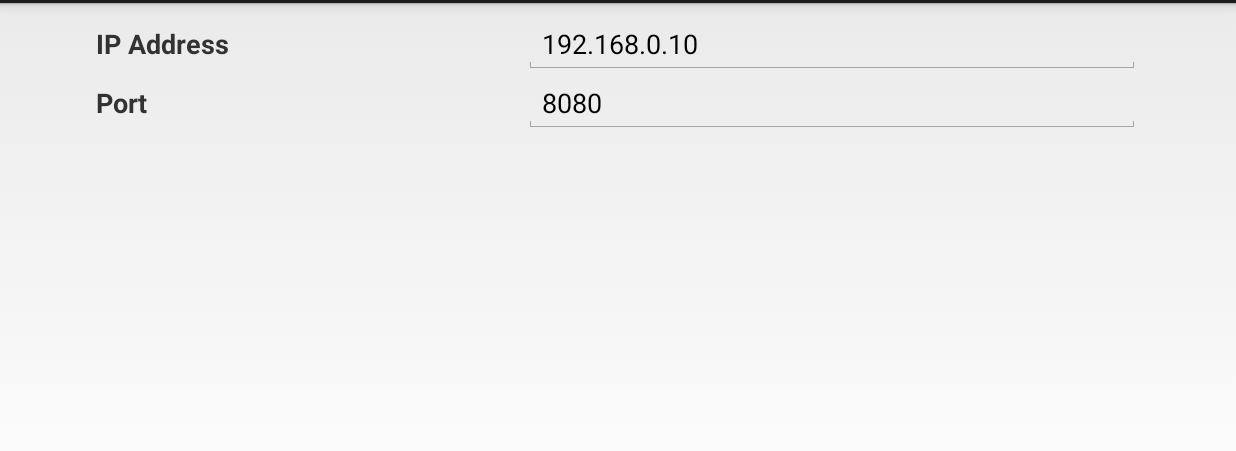
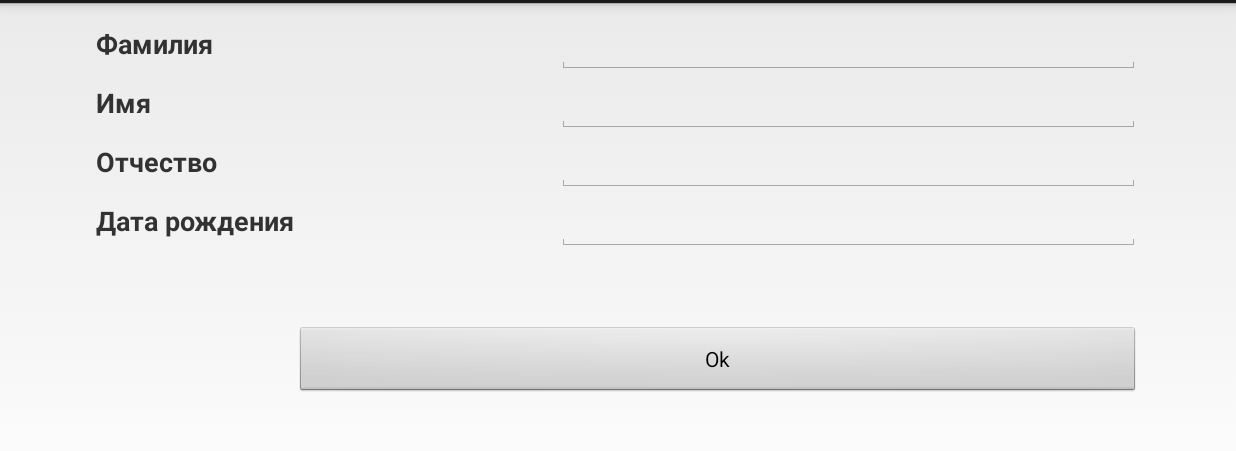
Before and after one commit to hramovnik/ReactionTest, an Android app: the PrefActivity screen opened directly, with no data from a screen before it, on a phone screen of 824 x 412 dp (held sideways), the part 57-508 px from its top. Run offline under Robolectric (Android 15) with nearby library versions, the phone set to English and light mode, and no system bars.

Commit message:
I made profile activity.

```diff
--- a/app/src/main/AndroidManifest.xml
+++ b/app/src/main/AndroidManifest.xml
@@ -25,7 +25,7 @@
                 <category android:name="android.intent.category.LAUNCHER" />
             </intent-filter>
         </activity>
-        <activity android:name=".PrefActivity"
+        <activity android:name="layout.PrefActivity"
             android:screenOrientation="landscape"
             >
             <intent-filter>
--- a/app/src/main/java/com/hramovnik/reactiontest/PrefActivity.java
+++ /dev/null
@@ -1,67 +0,0 @@
-package com.hramovnik.reactiontest;
-
-import android.app.Activity;
-import android.content.SharedPreferences;
-import android.os.Bundle;
-import android.preference.PreferenceManager;
-import android.util.Log;
-import android.widget.EditText;
-import android.widget.Toast;
-
-public class PrefActivity extends Activity{
-
-    private SharedPreferences sp;
-    EditText textIP;
-    EditText textPort;
-
-    @Override
-    protected void onCreate(Bundle savedInstanceState) {
-
-        super.onCreate(savedInstanceState);
-        setContentView(R.layout.activity_pref);
-        Log.d("Pref", "Pref Create");
-
-        sp = PreferenceManager.getDefaultSharedPreferences(this);
-
-        textIP = (EditText)findViewById(R.id.teIP);
-        textPort = (EditText)findViewById(R.id.tePort);
-
-    }
-
-    public void onResume(){
-        super.onResume();
-            try {
-                textPort.setText(String.valueOf(sp.getInt("port", 8080)));
-                textIP.setText(sp.getString("ip_address", "192.168.0.10"));
-            }catch (Exception e){
-                textPort.setText("8080");
-                textIP.setText("192.168.0.10");
-                sp.edit().clear().apply();
-                Log.d("Tag", "Settings loading fail");
-            }
-
-    }
-
-    /*@Override
-    public boolean onCreateOptionsMenu(Menu menu){
-        MenuItem mi = menu.add(0,1,0,"Настройки");
-        mi.setIntent(new Intent(this, PrefActivity.class));
-        return super.onCreateOptionsMenu(menu);
-    }*/
-
-    @Override
-    public void onPause(){
-        super.onPause();
-        try {
-            SharedPreferences.Editor ed = sp.edit();
-            ed.putInt("port", Integer.parseInt(textPort.getText().toString()));
-            ed.putString("ip_address", textIP.getText().toString());
-            ed.apply();
-            Toast.makeText(this, "Настройки сохранены", Toast.LENGTH_SHORT).show();
-        }catch (Exception e){
-            Toast.makeText(this, "Настройки не сохранены", Toast.LENGTH_SHORT).show();
-        }
-
-    }
-
-}
--- /dev/null
+++ b/app/src/main/java/layout/PrefActivity.java
@@ -0,0 +1,129 @@
+package layout;
+
+import android.app.Activity;
+import android.app.DatePickerDialog;
+import android.content.SharedPreferences;
+import android.os.Bundle;
+import android.preference.PreferenceManager;
+import android.util.Log;
+import android.view.MotionEvent;
+import android.view.View;
+import android.widget.Button;
+import android.widget.DatePicker;
+import android.widget.EditText;
+import android.widget.Toast;
+
+import com.hramovnik.reactiontest.R;
+
+import java.text.SimpleDateFormat;
+import java.util.Calendar;
+import java.util.Locale;
+
+public class PrefActivity extends Activity implements View.OnClickListener, View.OnTouchListener{
+
+    private SharedPreferences sp;
+    private EditText teName;
+    private EditText teSurname;
+    private EditText teSecondName;
+    private EditText teDate;
+    private Button buttonOk;
+    private static String profileResult = new String();
+    public static String getProfileResult(){
+        return profileResult;
+    }
+
+    private DatePickerDialog datePickerDialog;
+    private SimpleDateFormat dateFormatter;
+
+    @Override
+    protected void onCreate(Bundle savedInstanceState) {
+
+        super.onCreate(savedInstanceState);
+        setContentView(R.layout.activity_pref);
+        Log.d("Pref", "Pref Create");
+
+        sp = PreferenceManager.getDefaultSharedPreferences(this);
+
+        teName = (EditText) findViewById(R.id.tePersonName);
+        teSurname = (EditText) findViewById(R.id.tePersonSurname);
+        teSecondName = (EditText) findViewById(R.id.tePersonSecondName);
+        teDate = (EditText) findViewById(R.id.tePersonDate);
+        teDate.setOnClickListener(this);
+        teDate.setOnTouchListener(this);
+
+        buttonOk = (Button) findViewById(R.id.buttonProfileOk);
+        buttonOk.setOnClickListener(this);
+
+        dateFormatter = new SimpleDateFormat("dd-MM-yyyy", Locale.ROOT);
+
+        Calendar newCalendar = Calendar.getInstance();
+        datePickerDialog = new DatePickerDialog(this, new DatePickerDialog.OnDateSetListener() {
+
+            public void onDateSet(DatePicker view, int year, int monthOfYear, int dayOfMonth) {
+                Calendar newDate = Calendar.getInstance();
+                newDate.set(year, monthOfYear, dayOfMonth);
+                teDate.setText(dateFormatter.format(newDate.getTime()));
+            }
+
+        },newCalendar.get(Calendar.YEAR), newCalendar.get(Calendar.MONTH), newCalendar.get(Calendar.DAY_OF_MONTH));
+
+    }
+
+    public void onResume(){
+        super.onResume();
+            try {
+                teName.setText(sp.getString("PersonName", ""));
+                teSurname.setText(sp.getString("PersonSurname", ""));
+                teSecondName.setText(sp.getString("PersonSecondName", ""));
+                teDate.setText(sp.getString("PersonDate", ""));
+            }catch (Exception e){
+                sp.edit().clear().apply();
+            }
+
+    }
+
+    @Override
+    public void onPause(){
+        super.onPause();
+        try {
+            SharedPreferences.Editor ed = sp.edit();
+            ed.putString("PersonName", teName.getText().toString());
+            ed.putString("PersonSurname", teSurname.getText().toString());
+            ed.putString("PersonSecondName", teSecondName.getText().toString());
+            ed.putString("PersonDate", teDate.getText().toString());
+            ed.apply();
+        }catch (Exception e){
+            Toast.makeText(this, "Профиль не сохранён", Toast.LENGTH_LONG).show();
+        }
+
+        StringBuilder builder = new StringBuilder();
+        builder.append(teSurname.getText().toString());
+        builder.append(" ");
+        builder.append(teName.getText().toString());
+        builder.append(" ");
+        builder.append(teSecondName.getText().toString());
+        builder.append(" ");
+        builder.append(teDate.getText().toString());
+        profileResult = builder.toString();
+    }
+
+    @Override
+    public void onClick(View view) {
+
+        switch (view.getId()){
+            case R.id.buttonProfileOk:
+                this.finish();
+                break;
+            case R.id.tePersonDate:
+                datePickerDialog.show();
+                break;
+        }
+
+    }
+
+    @Override
+    public boolean onTouch(View view, MotionEvent motionEvent) {
+        datePickerDialog.show();
+        return false;
+    }
+}
--- a/app/src/main/res/layout/activity_pref.xml
+++ b/app/src/main/res/layout/activity_pref.xml
@@ -9,7 +9,7 @@
         android:paddingLeft="@dimen/activity_horizontal_margin"
         android:paddingRight="@dimen/activity_horizontal_margin"
         android:paddingTop="@dimen/activity_vertical_margin"
-        tools:context="com.hramovnik.reactiontest.PrefActivity"
+        tools:context="com.hramovnik.reactiontest.layout.PrefActivity"
         android:orientation="horizontal"
         android:layout_alignParentTop="true"
         android:layout_alignParentEnd="true">
@@ -24,10 +24,9 @@
             android:layout_height="match_parent" >
 
             <TextView
-                android:text="IP Address"
+                android:text="Фамилия"
                 android:layout_width="match_parent"
                 android:layout_height="wrap_content"
-                android:id="@+id/textView6"
                 android:layout_weight="1"
                 android:textAllCaps="false"
                 android:textStyle="normal|bold"
@@ -36,9 +35,9 @@
             <EditText
                     android:layout_width="match_parent"
                     android:layout_height="wrap_content"
-                    android:text="IPAddress"
+                    android:text=""
                     android:ems="10"
-                    android:id="@+id/teIP"
+                    android:id="@+id/tePersonSurname"
                     android:inputType="text"
                     android:layout_alignParentTop="true"
                     android:layout_alignParentEnd="true"
@@ -50,23 +49,102 @@
             android:layout_height="match_parent" >
 
             <TextView
-                android:text="Port"
+                android:text="Имя"
                 android:layout_width="match_parent"
                 android:layout_height="wrap_content"
-                android:id="@+id/Port"
                 android:layout_weight="1"
-                android:textSize="18sp"
-                android:textStyle="normal|bold" />
+                android:textAllCaps="false"
+                android:textStyle="normal|bold"
+                android:textSize="18sp" />
 
             <EditText
                 android:layout_width="match_parent"
-                android:inputType="textPersonName"
-                android:text="Port"
+                android:layout_height="wrap_content"
+                android:text=""
                 android:ems="10"
-                android:id="@+id/tePort"
+                android:id="@+id/tePersonName"
+                android:inputType="text"
+                android:layout_alignParentTop="true"
+                android:layout_alignParentEnd="true"
+                android:layout_weight="1" />
+        </TableRow>
+        <TableRow
+            android:layout_width="match_parent"
+            android:layout_height="match_parent" >
+
+            <TextView
+                android:text="Отчество"
+                android:layout_width="match_parent"
+                android:layout_height="wrap_content"
                 android:layout_weight="1"
-                android:layout_height="wrap_content" />
+                android:textAllCaps="false"
+                android:textStyle="normal|bold"
+                android:textSize="18sp" />
+
+            <EditText
+                android:layout_width="match_parent"
+                android:layout_height="wrap_content"
+                android:text=""
+                android:ems="10"
+                android:id="@+id/tePersonSecondName"
+                android:inputType="text"
+                android:layout_alignParentTop="true"
+                android:layout_alignParentEnd="true"
+                android:layout_weight="1" />
         </TableRow>
+
+        <TableRow
+            android:layout_width="match_parent"
+            android:layout_height="match_parent" >
+
+            <TextView
+                android:text="Дата рождения"
+                android:layout_width="match_parent"
+                android:layout_height="wrap_content"
+                android:layout_weight="1"
+                android:textAllCaps="false"
+                android:textStyle="normal|bold"
+                android:textSize="18sp" />
+
+            <EditText
+                android:layout_width="match_parent"
+                android:layout_height="wrap_content"
+                android:text=""
+                android:ems="10"
+                android:id="@+id/tePersonDate"
+                android:inputType="date"
+                android:layout_alignParentTop="true"
+                android:layout_alignParentEnd="true"
+                android:layout_weight="1"
+                android:editable="false" />
+        </TableRow>
+        <TableRow
+            android:layout_width="match_parent"
+            android:layout_height="match_parent">
+            <Space
+                android:layout_width="1dp"
+                android:layout_height="50sp"
+                />
+        </TableRow>
+        <TableRow
+            android:layout_width="match_parent"
+            android:layout_height="match_parent" >
+
+            <Space
+                android:layout_width="1sp"
+                android:layout_height="1sp"
+                />
+
+            <Button
+                android:layout_width="match_parent"
+                android:layout_height="wrap_content"
+                android:text="Ok"
+                android:id="@+id/buttonProfileOk"
+                android:layout_weight="1"
+                style="@android:style/Widget.Button" />
+        </TableRow>
+
+
 
     </TableLayout>
 
```
Also changed, not shown: app/src/main/java/com/hramovnik/reactiontest/MainActivity.java (+20 -22 lines), app/src/main/res/layout/activity_main.xml (+23 -10 lines).
